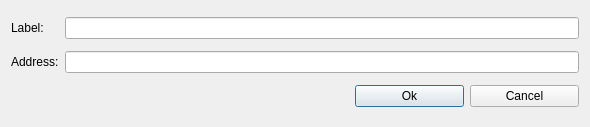
First picture: the form in src/gui/ui/newaddressdialog.ui, repository mygirl8893/Catalyst-Classic-3.0.4, before the edit.
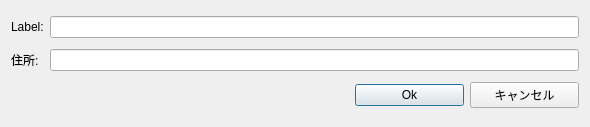
Second picture: the form after the edit.

What changed in the file:
```diff
--- a/src/gui/ui/newaddressdialog.ui
+++ b/src/gui/ui/newaddressdialog.ui
@@ -49,7 +49,7 @@
       </sizepolicy>
      </property>
      <property name="text">
-      <string>Address:</string>
+      <string>住所:</string>
      </property>
     </widget>
    </item>
@@ -89,7 +89,7 @@
    <item row="2" column="3">
     <widget class="QPushButton" name="m_cancelButton">
      <property name="text">
-      <string>Cancel</string>
+      <string>キャンセル</string>
      </property>
     </widget>
    </item>
```
Left out of the diff: 2 changed lines with no effect on the pictures.
